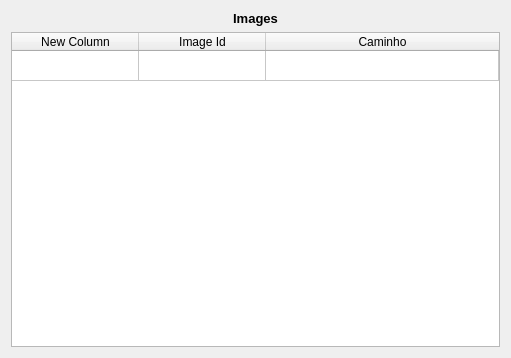
Qt form interface/project/ImagesLayout.ui (e-foto/e-foto) before a commit.
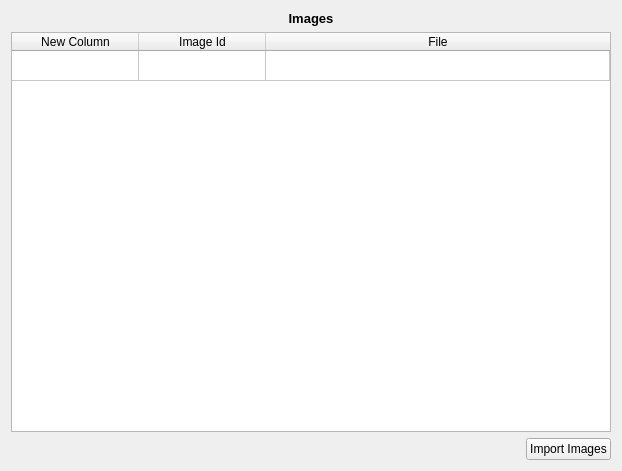
The same form after that commit.

```diff
--- a/interface/project/ImagesLayout.ui
+++ b/interface/project/ImagesLayout.ui
@@ -6,12 +6,12 @@
    <rect>
     <x>0</x>
     <y>0</y>
-    <width>511</width>
-    <height>358</height>
+    <width>622</width>
+    <height>471</height>
    </rect>
   </property>
   <property name="sizePolicy">
-   <sizepolicy hsizetype="Expanding" vsizetype="Expanding">
+   <sizepolicy hsizetype="Expanding" vsizetype="Maximum">
     <horstretch>0</horstretch>
     <verstretch>0</verstretch>
    </sizepolicy>
@@ -19,8 +19,22 @@
   <property name="windowTitle">
    <string>Form</string>
   </property>
-  <layout class="QGridLayout" name="gridLayout">
-   <item row="1" column="0">
+  <layout class="QVBoxLayout" name="verticalLayout">
+   <item>
+    <widget class="QLabel" name="label">
+     <property name="text">
+      <string>&lt;!DOCTYPE HTML PUBLIC &quot;-//W3C//DTD HTML 4.0//EN&quot; &quot;http://www.w3.org/TR/REC-html40/strict.dtd&quot;&gt;
+&lt;html&gt;&lt;head&gt;&lt;meta name=&quot;qrichtext&quot; content=&quot;1&quot; /&gt;&lt;style type=&quot;text/css&quot;&gt;
+p, li { white-space: pre-wrap; }
+&lt;/style&gt;&lt;/head&gt;&lt;body style=&quot; font-family:'Sans'; font-size:10pt; font-weight:400; font-style:normal;&quot;&gt;
+&lt;p style=&quot; margin-top:0px; margin-bottom:0px; margin-left:0px; margin-right:0px; -qt-block-indent:0; text-indent:0px;&quot;&gt;&lt;span style=&quot; font-weight:600;&quot;&gt;Images&lt;/span&gt;&lt;/p&gt;&lt;/body&gt;&lt;/html&gt;</string>
+     </property>
+     <property name="alignment">
+      <set>Qt::AlignCenter</set>
+     </property>
+    </widget>
+   </item>
+   <item>
     <widget class="QTableWidget" name="imagesTable">
      <property name="enabled">
       <bool>true</bool>
@@ -98,7 +112,7 @@
      </column>
      <column>
       <property name="text">
-       <string>Caminho</string>
+       <string>File</string>
       </property>
      </column>
      <item row="0" column="1">
@@ -108,19 +122,29 @@
      </item>
     </widget>
    </item>
-   <item row="0" column="0">
-    <widget class="QLabel" name="label">
-     <property name="text">
-      <string>&lt;!DOCTYPE HTML PUBLIC &quot;-//W3C//DTD HTML 4.0//EN&quot; &quot;http://www.w3.org/TR/REC-html40/strict.dtd&quot;&gt;
-&lt;html&gt;&lt;head&gt;&lt;meta name=&quot;qrichtext&quot; content=&quot;1&quot; /&gt;&lt;style type=&quot;text/css&quot;&gt;
-p, li { white-space: pre-wrap; }
-&lt;/style&gt;&lt;/head&gt;&lt;body style=&quot; font-family:'Sans'; font-size:10pt; font-weight:400; font-style:normal;&quot;&gt;
-&lt;p style=&quot; margin-top:0px; margin-bottom:0px; margin-left:0px; margin-right:0px; -qt-block-indent:0; text-indent:0px;&quot;&gt;&lt;span style=&quot; font-weight:600;&quot;&gt;Images&lt;/span&gt;&lt;/p&gt;&lt;/body&gt;&lt;/html&gt;</string>
-     </property>
-     <property name="alignment">
-      <set>Qt::AlignCenter</set>
-     </property>
-    </widget>
+   <item>
+    <layout class="QHBoxLayout" name="horizontalLayout">
+     <item>
+      <spacer name="horizontalSpacer">
+       <property name="orientation">
+        <enum>Qt::Horizontal</enum>
+       </property>
+       <property name="sizeHint" stdset="0">
+        <size>
+         <width>40</width>
+         <height>20</height>
+        </size>
+       </property>
+      </spacer>
+     </item>
+     <item>
+      <widget class="QPushButton" name="importButton">
+       <property name="text">
+        <string>Import Images</string>
+       </property>
+      </widget>
+     </item>
+    </layout>
    </item>
   </layout>
  </widget>
```
Left out of the diff: 15 changed lines with no effect on the pictures.
